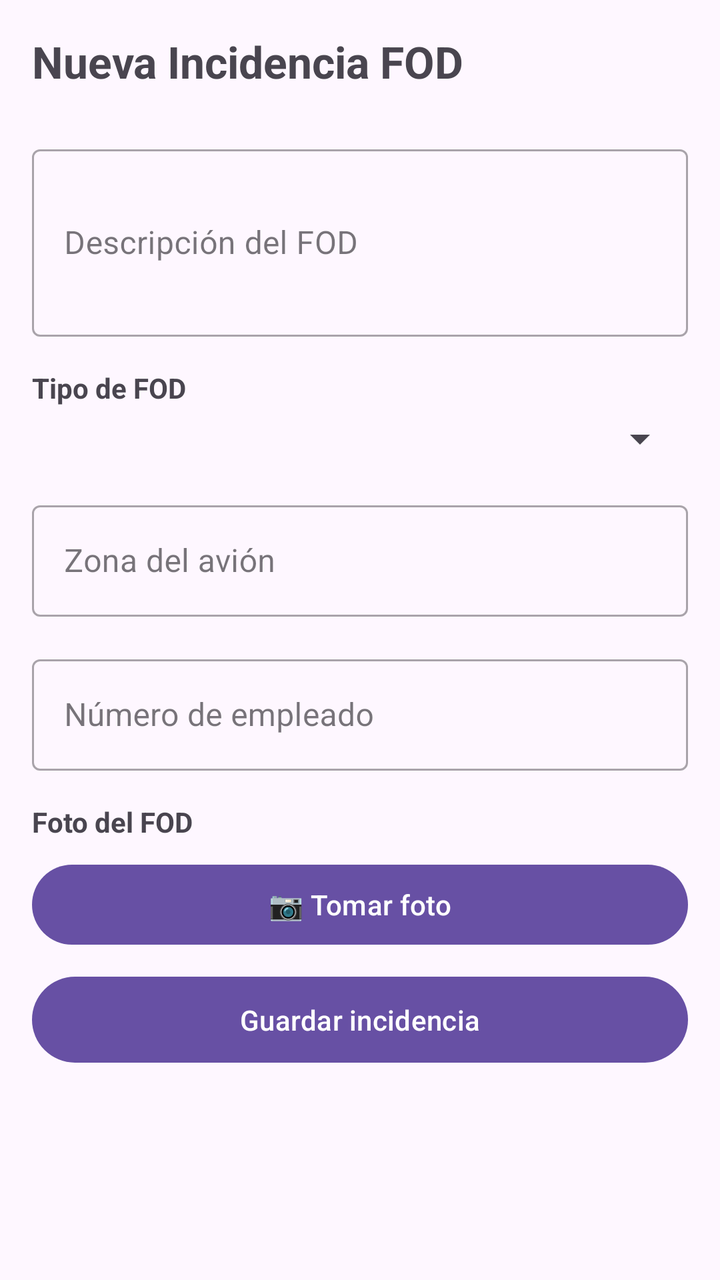
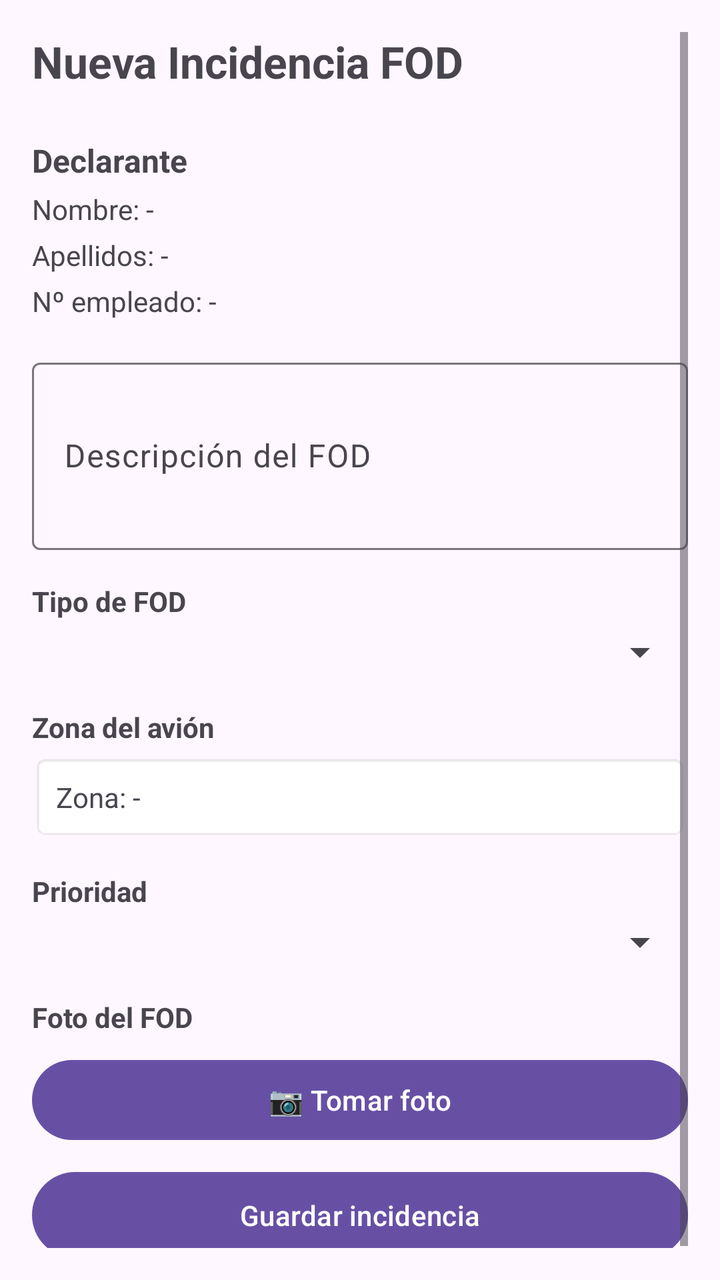

Screens rendered from an Android XML layout before and after an edit, with the pre-edit source and the edit as a unified diff.
<!-- AndroidManifest.xml: application theme Theme.FodManager -->
<!-- res/layout/activity_nueva_incidencia.xml -->
<?xml version="1.0" encoding="utf-8"?>
<ScrollView xmlns:android="http://schemas.android.com/apk/res/android"
    android:layout_width="match_parent"
    android:layout_height="match_parent"
    android:padding="16dp">

    
    <LinearLayout
        android:layout_width="match_parent"
        android:layout_height="wrap_content"
        android:orientation="vertical">

        
        <TextView
            android:layout_width="wrap_content"
            android:layout_height="wrap_content"
            android:text="Nueva Incidencia FOD"
            android:textSize="22sp"
            android:textStyle="bold"
            android:layout_marginBottom="24dp" />

        
        <com.google.android.material.textfield.TextInputLayout
            android:layout_width="match_parent"
            android:layout_height="wrap_content"
            android:hint="Descripción del FOD"
            style="@style/Widget.MaterialComponents.TextInputLayout.OutlinedBox"
            android:layout_marginBottom="16dp">
            <com.google.android.material.textfield.TextInputEditText
                android:id="@+id/etDescripcion"
                android:layout_width="match_parent"
                android:layout_height="wrap_content"
                android:inputType="textMultiLine"
                android:minLines="3" />
        </com.google.android.material.textfield.TextInputLayout>

        
        <TextView
            android:layout_width="wrap_content"
            android:layout_height="wrap_content"
            android:text="Tipo de FOD"
            android:textStyle="bold"
            android:textSize="14sp"
            android:layout_marginBottom="4dp" />

        
        <Spinner
            android:id="@+id/spinnerTipoFod"
            android:layout_width="match_parent"
            android:layout_height="wrap_content"
            android:layout_marginBottom="16dp" />

        
        <com.google.android.material.textfield.TextInputLayout
            android:layout_width="match_parent"
            android:layout_height="wrap_content"
            android:hint="Zona del avión"
            style="@style/Widget.MaterialComponents.TextInputLayout.OutlinedBox"
            android:layout_marginBottom="16dp">
            <com.google.android.material.textfield.TextInputEditText
                android:id="@+id/etZonaAvion"
                android:layout_width="match_parent"
                android:layout_height="wrap_content"
                android:inputType="text" />
        </com.google.android.material.textfield.TextInputLayout>

        
        <com.google.android.material.textfield.TextInputLayout
            android:layout_width="match_parent"
            android:layout_height="wrap_content"
            android:hint="Número de empleado"
            style="@style/Widget.MaterialComponents.TextInputLayout.OutlinedBox"
            android:layout_marginBottom="16dp">
            <com.google.android.material.textfield.TextInputEditText
                android:id="@+id/etNumeroEmpleado"
                android:layout_width="match_parent"
                android:layout_height="wrap_content"
                android:inputType="text" />
        </com.google.android.material.textfield.TextInputLayout>

        
        <TextView
            android:layout_width="wrap_content"
            android:layout_height="wrap_content"
            android:text="Foto del FOD"
            android:textStyle="bold"
            android:textSize="14sp"
            android:layout_marginBottom="8dp" />

        
        <Button
            android:id="@+id/btnTomarFoto"
            android:layout_width="match_parent"
            android:layout_height="wrap_content"
            android:text="📷 Tomar foto"
            android:layout_marginBottom="8dp" />

        
        <ImageView
            android:id="@+id/imgPreview"
            android:layout_width="match_parent"
            android:layout_height="200dp"
            android:scaleType="centerCrop"
            android:visibility="gone"
            android:layout_marginBottom="16dp" />

        
        <Button
            android:id="@+id/btnGuardar"
            android:layout_width="match_parent"
            android:layout_height="wrap_content"
            android:text="Guardar incidencia"
            android:padding="12dp" />

        
        <ProgressBar
            android:id="@+id/progressBar"
            android:layout_width="wrap_content"
            android:layout_height="wrap_content"
            android:layout_gravity="center"
            android:layout_marginTop="16dp"
            android:visibility="gone" />

    </LinearLayout>

</ScrollView>
<!-- resources referenced by this layout -->
<resources>
  <style name="Theme.FodManager" parent="Base.Theme.FodManager" />
  <style name="Base.Theme.FodManager" parent="Theme.Material3.DayNight.NoActionBar">
          
          
      </style>
</resources>

<!-- the commit's change to res/layout/activity_nueva_incidencia.xml (unified diff, before → after) -->
@@ -2,13 +2,14 @@
 <ScrollView xmlns:android="http://schemas.android.com/apk/res/android"
     android:layout_width="match_parent"
     android:layout_height="match_parent"
-    android:padding="16dp">
+    android:padding="16dp"
+    android:paddingBottom="24dp">
 
-    
     <LinearLayout
         android:layout_width="match_parent"
         android:layout_height="wrap_content"
-        android:orientation="vertical">
+        android:orientation="vertical"
+        android:paddingBottom="8dp">
 
         
         <TextView
@@ -20,12 +21,48 @@
             android:layout_marginBottom="24dp" />
 
         
+        <TextView
+            android:layout_width="wrap_content"
+            android:layout_height="wrap_content"
+            android:text="Declarante"
+            android:textStyle="bold"
+            android:textSize="16sp"
+            android:layout_marginBottom="4dp" />
+
+        
+        <TextView
+            android:id="@+id/tvDeclaranteNombre"
+            android:layout_width="match_parent"
+            android:layout_height="wrap_content"
+            android:text="Nombre: -"
+            android:textSize="14sp"
+            android:layout_marginBottom="4dp" />
+
+        
+        <TextView
+            android:id="@+id/tvDeclaranteApellidos"
+            android:layout_width="match_parent"
+            android:layout_height="wrap_content"
+            android:text="Apellidos: -"
+            android:textSize="14sp"
+            android:layout_marginBottom="4dp" />
+
+        
+        <TextView
+            android:id="@+id/tvDeclaranteNumeroEmpleado"
+            android:layout_width="match_parent"
+            android:layout_height="wrap_content"
+            android:text="Nº empleado: -"
+            android:textSize="14sp"
+            android:layout_marginBottom="16dp" />
+
+        
         <com.google.android.material.textfield.TextInputLayout
             android:layout_width="match_parent"
             android:layout_height="wrap_content"
             android:hint="Descripción del FOD"
-            style="@style/Widget.MaterialComponents.TextInputLayout.OutlinedBox"
             android:layout_marginBottom="16dp">
+
             <com.google.android.material.textfield.TextInputEditText
                 android:id="@+id/etDescripcion"
                 android:layout_width="match_parent"
@@ -43,6 +80,8 @@
             android:textSize="14sp"
             android:layout_marginBottom="4dp" />
 
+
+
         
         <Spinner
             android:id="@+id/spinnerTipoFod"
@@ -51,32 +90,40 @@
             android:layout_marginBottom="16dp" />
 
         
-        <com.google.android.material.textfield.TextInputLayout
+        <TextView
+            android:layout_width="wrap_content"
+            android:layout_height="wrap_content"
+            android:text="Zona del avión"
+            android:textStyle="bold"
+            android:textSize="14sp"
+            android:layout_marginBottom="4dp" />
+
+        
+        <TextView
+            android:id="@+id/tvZonaAvion"
             android:layout_width="match_parent"
             android:layout_height="wrap_content"
-            android:hint="Zona del avión"
-            style="@style/Widget.MaterialComponents.TextInputLayout.OutlinedBox"
-            android:layout_marginBottom="16dp">
-            <com.google.android.material.textfield.TextInputEditText
-                android:id="@+id/etZonaAvion"
-                android:layout_width="match_parent"
-                android:layout_height="wrap_content"
-                android:inputType="text" />
-        </com.google.android.material.textfield.TextInputLayout>
+            android:text="Zona: -"
+            android:textSize="14sp"
+            android:padding="12dp"
+            android:background="@android:drawable/editbox_background"
+            android:layout_marginBottom="16dp" />
 
         
-        <com.google.android.material.textfield.TextInputLayout
+        <TextView
+            android:layout_width="wrap_content"
+            android:layout_height="wrap_content"
+            android:text="Prioridad"
+            android:textStyle="bold"
+            android:textSize="14sp"
+            android:layout_marginBottom="4dp" />
+
+        
+        <Spinner
+            android:id="@+id/spinnerPrioridad"
             android:layout_width="match_parent"
             android:layout_height="wrap_content"
-            android:hint="Número de empleado"
-            style="@style/Widget.MaterialComponents.TextInputLayout.OutlinedBox"
-            android:layout_marginBottom="16dp">
-            <com.google.android.material.textfield.TextInputEditText
-                android:id="@+id/etNumeroEmpleado"
-                android:layout_width="match_parent"
-                android:layout_height="wrap_content"
-                android:inputType="text" />
-        </com.google.android.material.textfield.TextInputLayout>
+            android:layout_marginBottom="16dp" />
 
         
         <TextView
